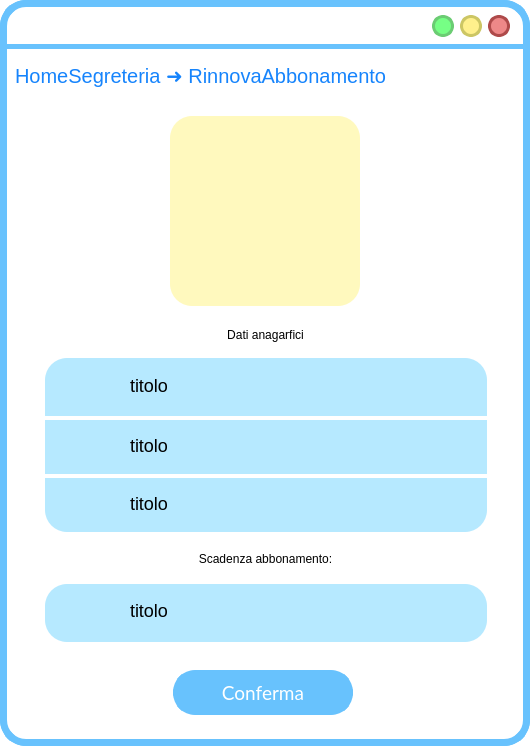
Before: the Qt Designer form ui/VistaAbbonamento.ui in SbattellaMattia/SoftwareEngineering, drawn with Qt 5.
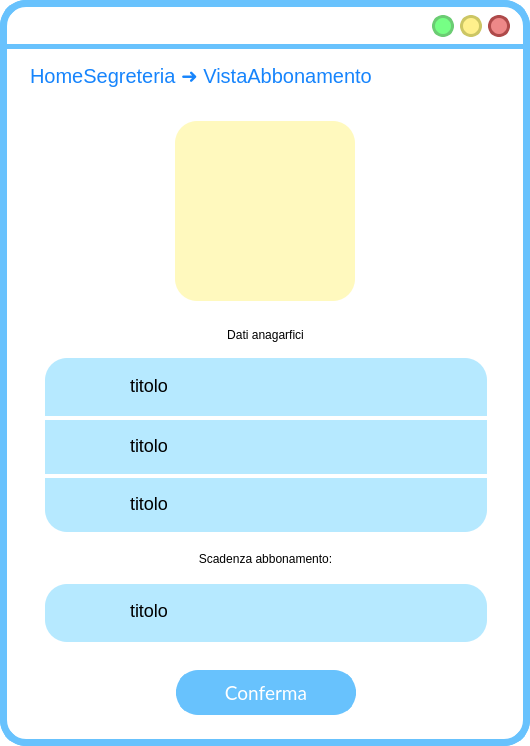
After: the same form once the commit is applied. Icons and pictures are not drawn.

Patch:
```diff
--- a/ui/VistaAbbonamento.ui
+++ b/ui/VistaAbbonamento.ui
@@ -248,7 +248,7 @@
    <widget class="QLabel" name="percorsoLabel">
     <property name="geometry">
      <rect>
-      <x>15</x>
+      <x>30</x>
       <y>60</y>
       <width>431</width>
       <height>31</height>
@@ -262,7 +262,7 @@
 font: 14pt &quot;Lato&quot;;</string>
     </property>
     <property name="text">
-     <string>HomeSegreteria ➜ RinnovaAbbonamento</string>
+     <string>HomeSegreteria ➜ VistaAbbonamento</string>
     </property>
    </widget>
    <widget class="QLabel" name="indietroLabel">
@@ -309,10 +309,10 @@
    <widget class="QLabel" name="label_2">
     <property name="geometry">
      <rect>
-      <x>170</x>
-      <y>116</y>
-      <width>190</width>
-      <height>190</height>
+      <x>175</x>
+      <y>121</y>
+      <width>180</width>
+      <height>180</height>
      </rect>
     </property>
     <property name="styleSheet">
@@ -327,7 +327,7 @@
 color: rgba(16, 16, 16, 100);
 font-size: 14px;
 text-align: center;
-font-family: Arial;
+
 }</string>
     </property>
     <property name="text">
@@ -342,6 +342,9 @@
     <property name="margin">
      <number>17</number>
     </property>
+    <property name="indent">
+     <number>-1</number>
+    </property>
    </widget>
    <widget class="QLabel" name="label_5">
     <property name="geometry">
@@ -750,7 +753,7 @@
    <widget class="QPushButton" name="confermaButton">
     <property name="geometry">
      <rect>
-      <x>173</x>
+      <x>176</x>
       <y>670</y>
       <width>180</width>
       <height>45</height>
```
Left out of the diff: 46 changed lines with no effect on the pictures.
